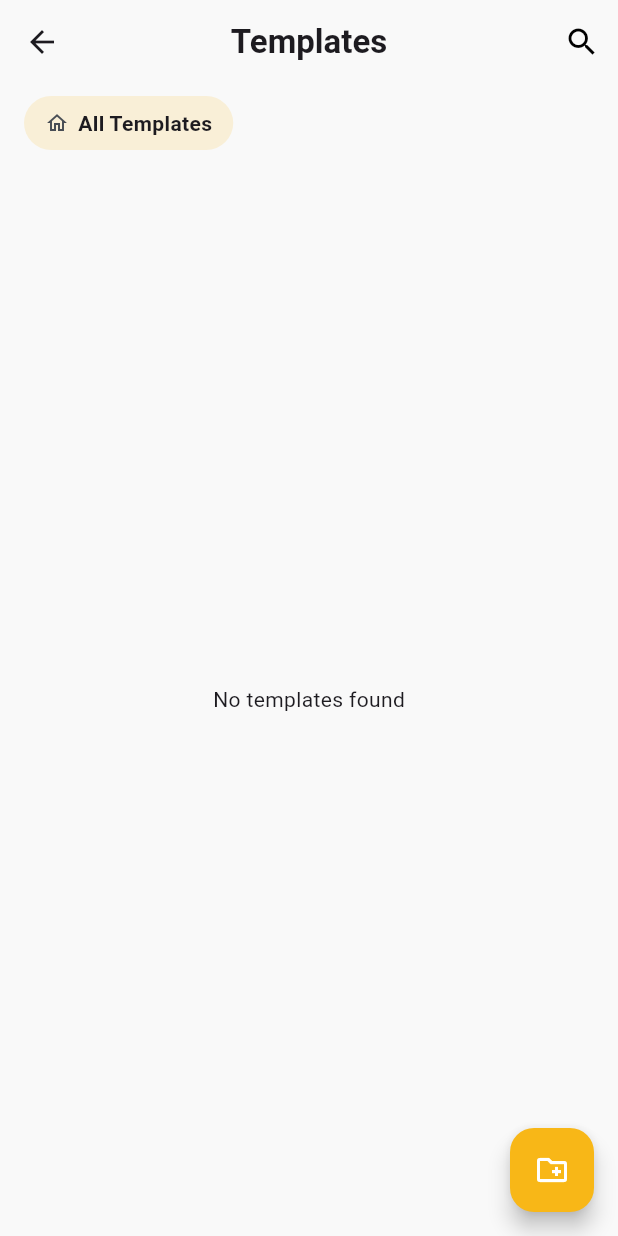
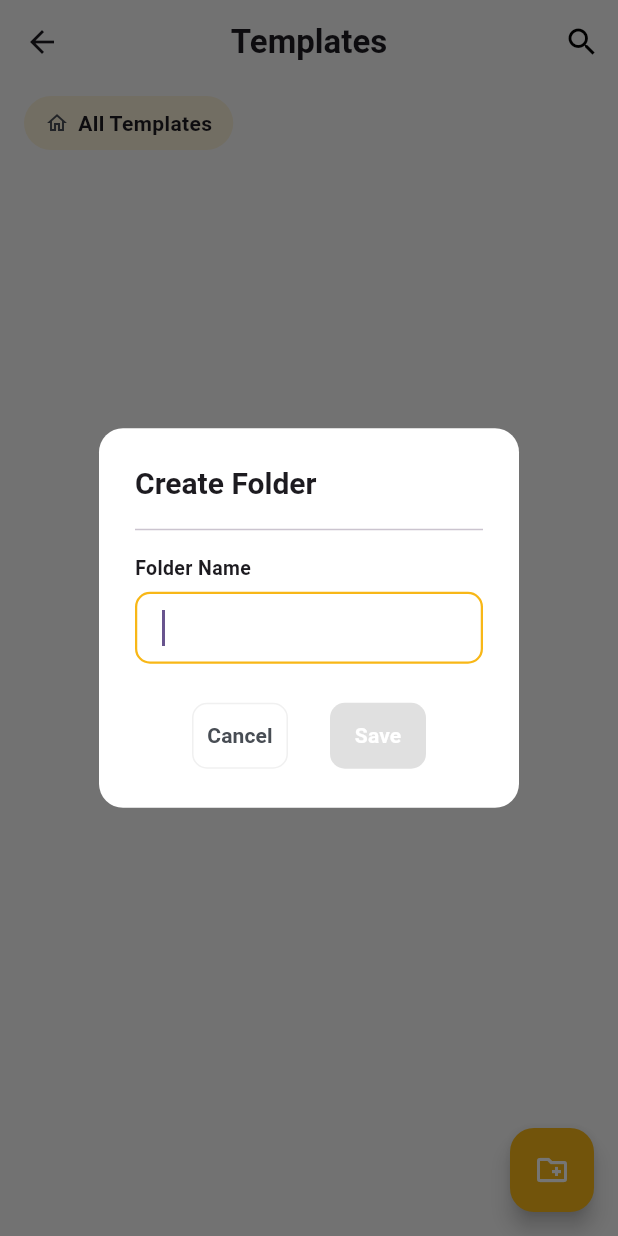
Before and after one commit to huzaifa051/vScrawl, a Flutter app: the TemplatesScreen screen opened directly, after a tap on the "create new folder" icon, on a phone screen of 412 x 824 dp. Run offline on Flutter 3.47's test engine with Material 3 defaults, Android fonts, the phone set to English and light mode, and no system bars; our stand-ins replace image_picker, open_file, shared_preferences; accounts and stored records are empty; network calls fail; key blocks and very long unbroken strings in the code were emptied for the run.

Commit message:
Created Folder Dialog

```diff
--- a/lib/screens/templates_screen.dart
+++ b/lib/screens/templates_screen.dart
@@ -2,6 +2,7 @@ import 'package:flutter/material.dart';
 import 'package:provider/provider.dart';
 import '../utils/app_colors.dart';
 import '../providers/templates_provider.dart';
+import '../widgets/create_folder_dialog.dart';
 
 class TemplatesScreen extends StatefulWidget {
   final VoidCallback? onBack;
@@ -335,7 +336,15 @@ class _TemplatesScreenState extends State<TemplatesScreen> {
           ),
           floatingActionButton: FloatingActionButton(
             backgroundColor: AppColors.accent,
-            onPressed: () {},
+            onPressed: () async {
+              final created = await showDialog<bool>(
+                context: innerContext,
+                builder: (_) => const CreateFolderDialog(),
+              );
+              if (created == true) {
+                innerContext.read<TemplatesProvider>().fetchTemplates();
+              }
+            },
             child: const Icon(
               Icons.create_new_folder_outlined,
               color: Colors.white,
--- a/lib/services/auth_service.dart
+++ b/lib/services/auth_service.dart
@@ -783,6 +783,39 @@ class AuthService {
     }
   }
 
+  static Future<void> createTemplateFolder({
+    required String name,
+    int? parentFolderId,
+  }) async {
+    try {
+      final userData = await PrefService.getUserData();
+      final token = userData?['accessToken'] as String?;
+
+      final response = await http.post(
+        Uri.parse(_templatesFoldersUrl),
+        headers: {
+          'Content-Type': 'application/json',
+          if (token != null) 'Authorization': 'Bearer $token',
+        },
+        body: jsonEncode({
+          'name': name,
+          'parentFolderId': parentFolderId,
+        }),
+      );
+
+      debugPrintApiResponse(response);
+
+      if (response.statusCode != 200 && response.statusCode != 201) {
+        throw Exception('Failed to create folder (status ${response.statusCode})');
+      }
+    } on SocketException {
+      throw NetworkException('No internet connection');
+    } catch (e) {
+      if (e is NetworkException || e is Exception) rethrow;
+      throw Exception('Failed to create folder');
+    }
+  }
+
   static void debugPrintApiResponse(http.Response response) {
     print('API status: ${response.statusCode}');
     print('API body: ${response.body}');
--- /dev/null
+++ b/lib/widgets/create_folder_dialog.dart
@@ -0,0 +1,128 @@
+import 'package:flutter/material.dart';
+import '../services/auth_service.dart';
+import '../utils/app_colors.dart';
+
+class CreateFolderDialog extends StatefulWidget {
+  const CreateFolderDialog({super.key});
+
+  @override
+  State<CreateFolderDialog> createState() => _CreateFolderDialogState();
+}
+
+class _CreateFolderDialogState extends State<CreateFolderDialog> {
+  final _nameController = TextEditingController();
+  bool _isSaving = false;
+
+  @override
+  void dispose() {
+    _nameController.dispose();
+    super.dispose();
+  }
+
+  bool get _isValid => _nameController.text.trim().isNotEmpty;
+
+  Future<void> _handleSave() async {
+    if (!_isValid) return;
+    setState(() => _isSaving = true);
+    try {
+      await AuthService.createTemplateFolder(name: _nameController.text.trim());
+
+      if (mounted) Navigator.of(context).pop(true);
+    } catch (e) {
+      if (mounted) {
+        ScaffoldMessenger.of(context).showSnackBar(
+          SnackBar(content: Text('Failed to create folder: $e')),
+        );
+      }
+    } finally {
+      if (mounted) setState(() => _isSaving = false);
+    }
+  }
+
+  @override
+  Widget build(BuildContext context) {
+    return AlertDialog(
+      backgroundColor: Colors.white,
+      shape: RoundedRectangleBorder(borderRadius: BorderRadius.circular(16)),
+      title: const Text(
+        'Create Folder',
+        style: TextStyle(fontWeight: FontWeight.w700, fontSize: 20),
+      ),
+      content: Column(
+        mainAxisSize: MainAxisSize.min,
+        crossAxisAlignment: CrossAxisAlignment.start,
+        children: [
+          const Divider(height: 1),
+          const SizedBox(height: 16),
+          const Text(
+            'Folder Name',
+            style: TextStyle(fontSize: 13, fontWeight: FontWeight.w600),
+          ),
+          const SizedBox(height: 6),
+          TextField(
+            controller: _nameController,
+            autofocus: true,
+            onChanged: (_) => setState(() {}),
+            decoration: InputDecoration(
+              filled: true,
+              fillColor: Colors.white,
+              contentPadding: const EdgeInsets.symmetric(
+                horizontal: 14,
+                vertical: 12,
+              ),
+              enabledBorder: OutlineInputBorder(
+                borderRadius: BorderRadius.circular(10),
+                borderSide: const BorderSide(color: AppColors.inputBorder),
+              ),
+              focusedBorder: OutlineInputBorder(
+                borderRadius: BorderRadius.circular(10),
+                borderSide: const BorderSide(color: AppColors.accent, width: 1.5),
+              ),
+            ),
+          ),
+        ],
+      ),
+      actionsAlignment: MainAxisAlignment.center,
+      actions: [
+        Expanded(
+          child: OutlinedButton(
+            onPressed: () => Navigator.of(context).pop(false),
+            style: OutlinedButton.styleFrom(
+              foregroundColor: AppColors.textPrimary,
+              side: const BorderSide(color: AppColors.inputBorder),
+              shape: RoundedRectangleBorder(
+                borderRadius: BorderRadius.circular(10),
+              ),
+              padding: const EdgeInsets.symmetric(vertical: 12),
+            ),
+            child: const Text('Cancel', style: TextStyle(fontWeight: FontWeight.w600)),
+          ),
+        ),
+        const SizedBox(width: 12),
+        Expanded(
+          child: ElevatedButton(
+            onPressed: (_isValid && !_isSaving) ? _handleSave : null,
+            style: ElevatedButton.styleFrom(
+              backgroundColor: AppColors.accent,
+              foregroundColor: Colors.white,
+              disabledBackgroundColor: const Color(0xFFE0E0E0),
+              disabledForegroundColor: Colors.white,
+              elevation: 0,
+              shape: RoundedRectangleBorder(
+                borderRadius: BorderRadius.circular(10),
+              ),
+              padding: const EdgeInsets.symmetric(vertical: 12),
+            ),
+            child: _isSaving
+                ? const SizedBox(
+              width: 18,
+              height: 18,
+              child: CircularProgressIndicator(strokeWidth: 2, color: Colors.white),
+            )
+                : const Text('Save', style: TextStyle(fontWeight: FontWeight.w700)),
+          ),
+        ),
+      ],
+    );
+  }
+}
```
